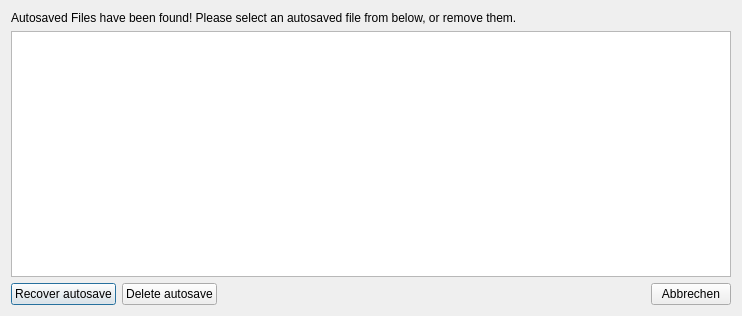
Qt form SIM-VICUS/src/SVAutoSaveDialog.ui (ghorwin/SIM-VICUS) before a commit.
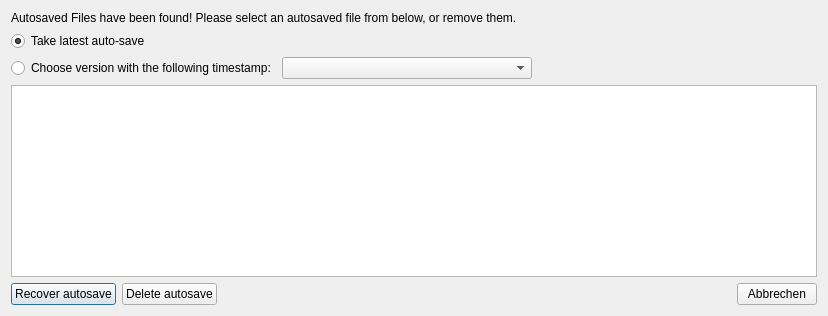
The same form after that commit. Icons and pictures are not drawn.

Commit message: Updated auto-save interface

```diff
--- a/SIM-VICUS/src/SVAutoSaveDialog.ui
+++ b/SIM-VICUS/src/SVAutoSaveDialog.ui
@@ -6,14 +6,14 @@
    <rect>
     <x>0</x>
     <y>0</y>
-    <width>742</width>
+    <width>828</width>
     <height>316</height>
    </rect>
   </property>
   <property name="windowTitle">
    <string>Autosave recovery</string>
   </property>
-  <layout class="QVBoxLayout" name="verticalLayout">
+  <layout class="QVBoxLayout" name="verticalLayout_2">
    <item>
     <widget class="QLabel" name="label">
      <property name="text">
@@ -21,6 +21,54 @@
      </property>
     </widget>
    </item>
+   <item>
+    <layout class="QVBoxLayout" name="verticalLayout">
+     <item>
+      <widget class="QRadioButton" name="radioButtonLatestAutoSave">
+       <property name="text">
+        <string>Take latest auto-save</string>
+       </property>
+       <property name="checked">
+        <bool>true</bool>
+       </property>
+      </widget>
+     </item>
+     <item>
+      <layout class="QHBoxLayout" name="horizontalLayout_2">
+       <item>
+        <widget class="QRadioButton" name="radioButtonChooseTimestamp">
+         <property name="text">
+          <string>Choose version with the following timestamp:</string>
+         </property>
+        </widget>
+       </item>
+       <item>
+        <widget class="QComboBox" name="comboBoxTimestamps">
+         <property name="minimumSize">
+          <size>
+           <width>250</width>
+           <height>0</height>
+          </size>
+         </property>
+        </widget>
+       </item>
+       <item>
+        <spacer name="horizontalSpacer_2">
+         <property name="orientation">
+          <enum>Qt::Horizontal</enum>
+         </property>
+         <property name="sizeHint" stdset="0">
+          <size>
+           <width>40</width>
+           <height>20</height>
+          </size>
+         </property>
+        </spacer>
+       </item>
+      </layout>
+     </item>
+    </layout>
+   </item>
    <item>
     <widget class="QTableWidget" name="tableWidgetFiles"/>
    </item>
```
